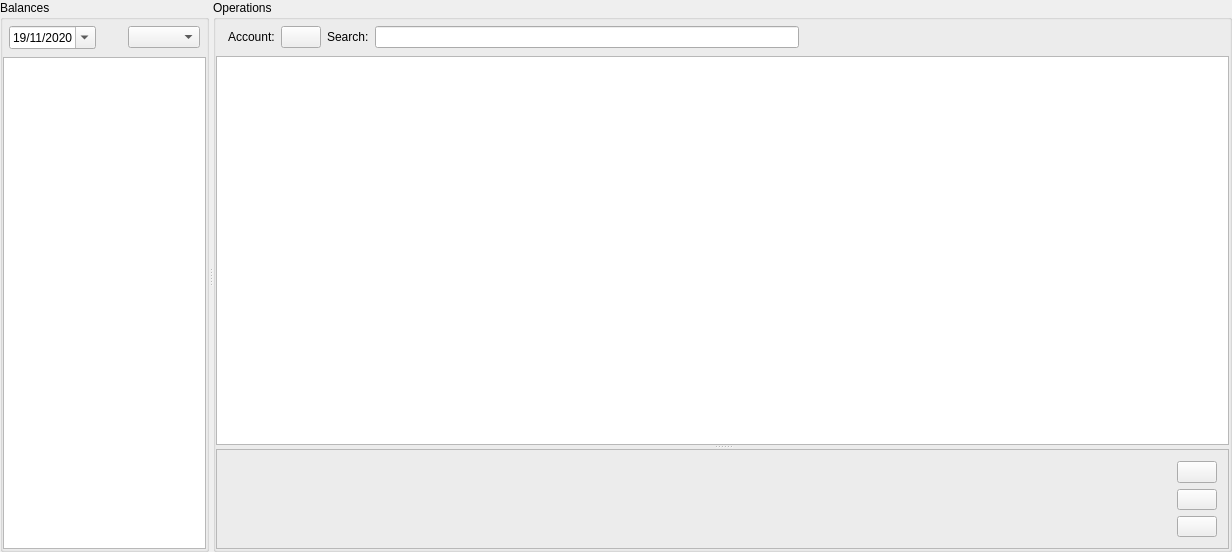
Old version of the form jal/ui/operations_widget.ui in the repository titov-vv/jal.
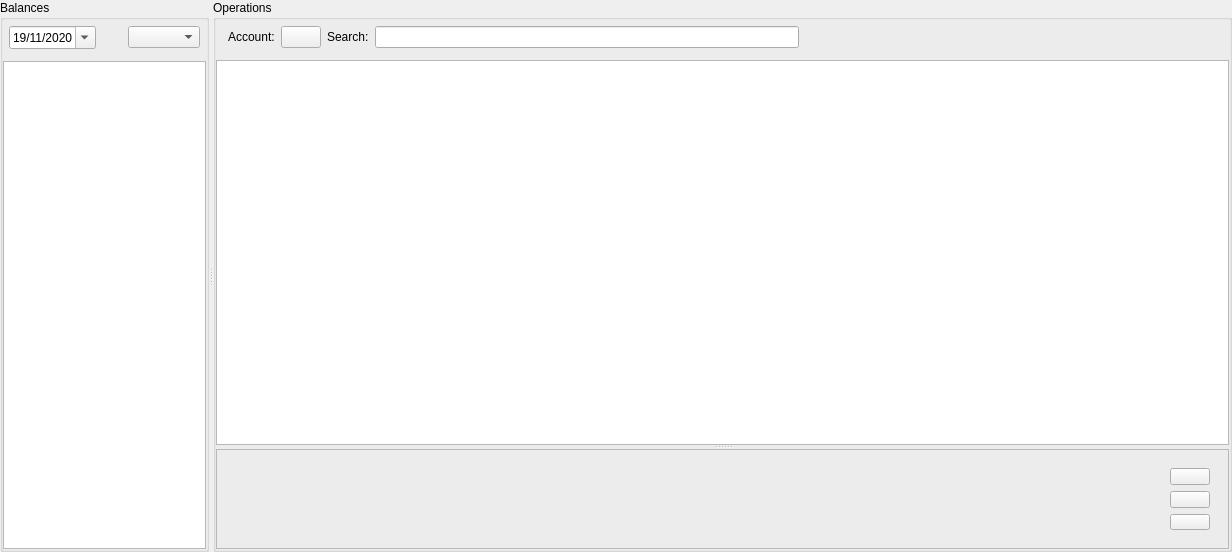
New version of the form. Custom widgets are drawn as their Qt base class.

The edit to the form file:
```diff
--- a/jal/ui/operations_widget.ui
+++ b/jal/ui/operations_widget.ui
@@ -73,7 +73,7 @@
            <number>6</number>
           </property>
           <property name="bottomMargin">
-           <number>2</number>
+           <number>6</number>
           </property>
           <item>
            <widget class="QDateEdit" name="BalanceDate">
@@ -164,7 +164,7 @@
            <number>6</number>
           </property>
           <property name="bottomMargin">
-           <number>2</number>
+           <number>6</number>
           </property>
           <item>
            <widget class="DateRangeSelector" name="DateRange">
@@ -314,18 +314,6 @@
               </sizepolicy>
              </property>
              <layout class="QVBoxLayout" name="verticalLayout_3">
-              <property name="leftMargin">
-               <number>2</number>
-              </property>
-              <property name="topMargin">
-               <number>2</number>
-              </property>
-              <property name="rightMargin">
-               <number>2</number>
-              </property>
-              <property name="bottomMargin">
-               <number>2</number>
-              </property>
               <item>
                <widget class="QPushButton" name="NewOperationBtn">
                 <property name="toolTip">
```
